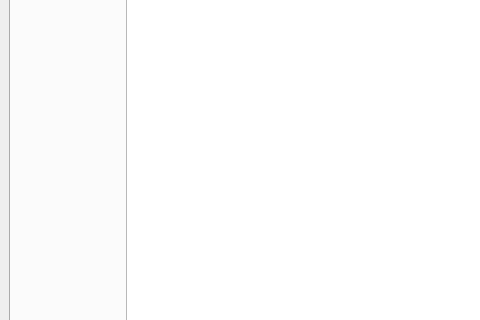
The window that calcwindow.ui (robocenter-rov/remote-control) describes before a commit, drawn with Qt 5; both pictures show x 0 to 480 and y 141 to 461 of the 800 by 600 pixel window.
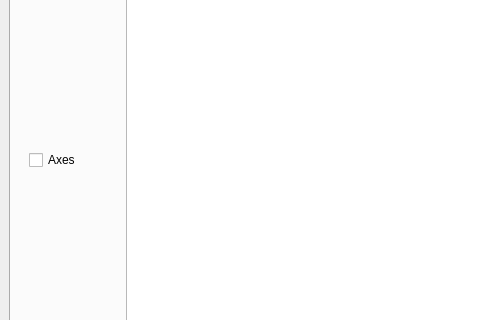
The same window after the commit. The open tabs and pages were chosen to show the change.

What changed in the file:
```diff
--- a/calcwindow.ui
+++ b/calcwindow.ui
@@ -62,7 +62,15 @@
             <height>16777215</height>
            </size>
           </property>
-          <layout class="QHBoxLayout" name="toolsLayout"/>
+          <layout class="QHBoxLayout" name="toolsLayout">
+           <item>
+            <widget class="QCheckBox" name="axesCheckBox">
+             <property name="text">
+              <string>Axes</string>
+             </property>
+            </widget>
+           </item>
+          </layout>
          </widget>
         </item>
        </layout>
```
Left out of the diff: 2 changed lines with no effect on the pictures.
